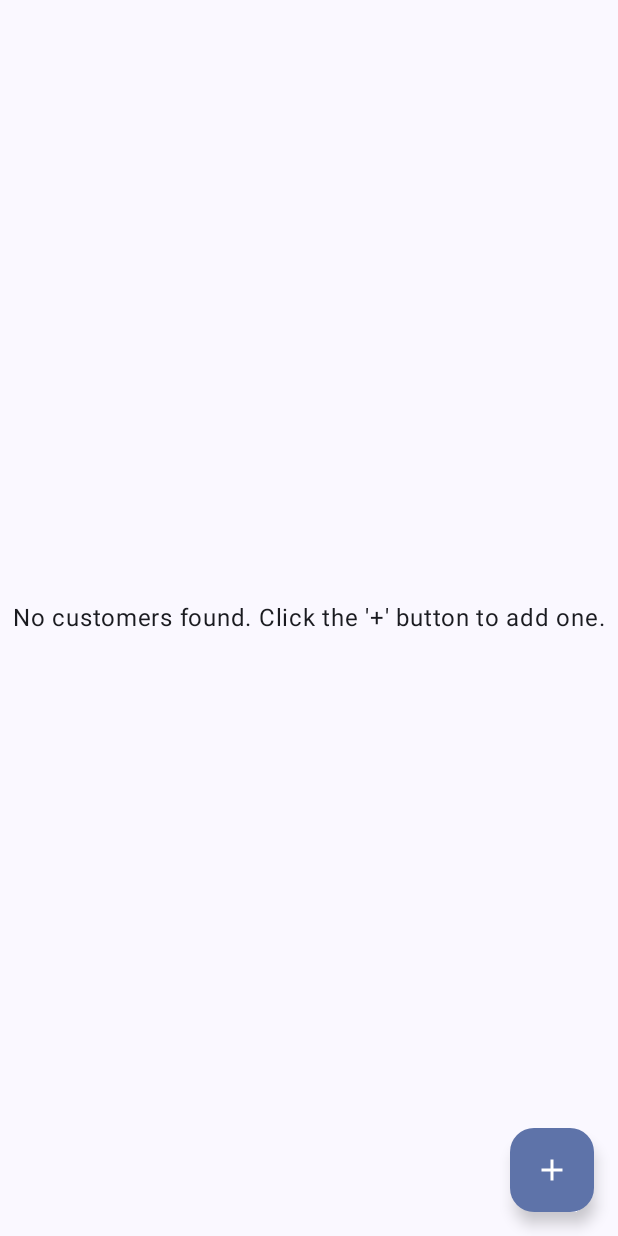
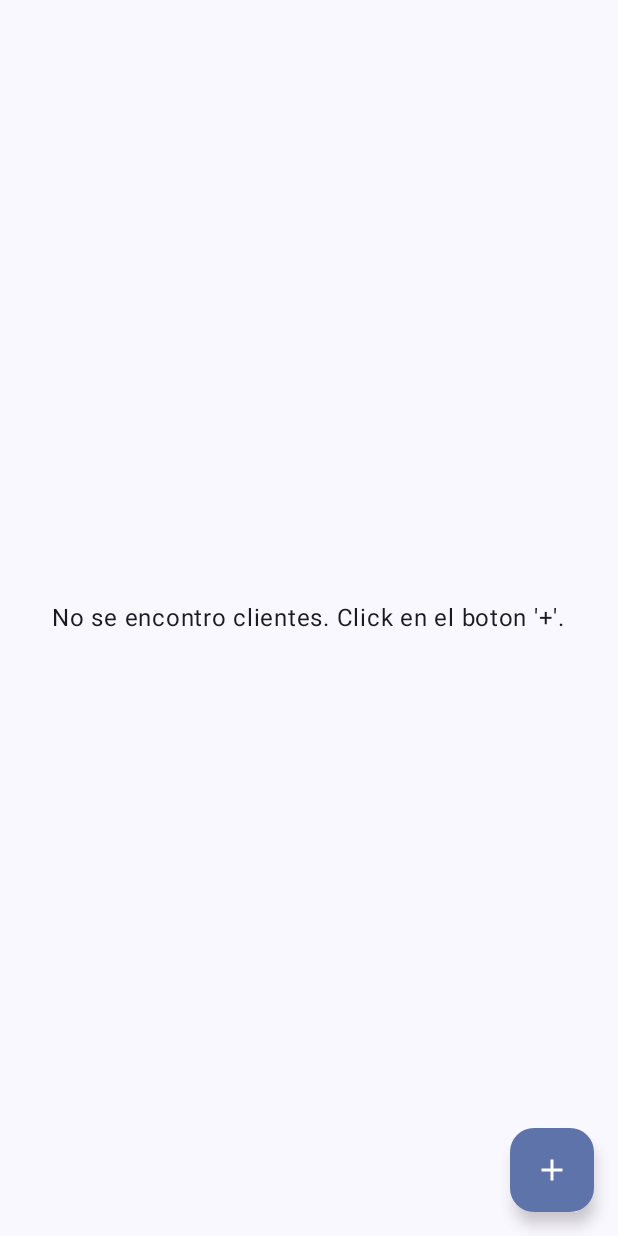
Before and after one commit to elkrdiaco/Kotlin_Mini_POS, an Android app built with Jetpack Compose: the CustomerListScreen screen opened through its navigation route, on a phone screen of 412 x 824 dp. Run offline under Robolectric (Android 15) with nearby library versions, the phone set to English and light mode, and no system bars; our stand-ins replace Dagger/Hilt's generated code, Room's generated code.

Commit message:
cambiar el mensaje a espanol

```diff
--- a/app/src/main/java/com/argm/minipos/ui/screens/CustomerListScreen.kt
+++ b/app/src/main/java/com/argm/minipos/ui/screens/CustomerListScreen.kt
@@ -53,7 +53,7 @@ fun CustomerListScreen(
                     val customers = result.data
                     if (customers.isEmpty()) {
                         Box(modifier = Modifier.fillMaxSize(), contentAlignment = Alignment.Center) {
-                            Text("No customers found. Click the '+' button to add one.")
+                            Text("No se encontro clientes. Click en el boton '+'.")
                         }
                     } else {
                         LazyColumn(
@@ -139,7 +139,7 @@ fun AddCustomerDialog(
 
     AlertDialog(
         onDismissRequest = onDismiss,
-        title = { Text("Add New Customer") },
+        title = { Text("Crear Nuevo Cliente") },
         text = {
             Column {
                 OutlinedTextField(
```
